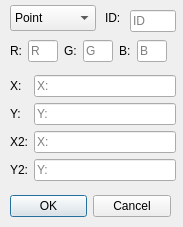
Before: the Qt Designer form lib/QTforms/objectpropertieswindow.ui in 109spbu2sem/Project, drawn with Qt 5.
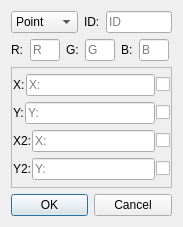
After: the same form once the commit is applied.

Diff of the .ui file:
```diff
--- a/lib/QTforms/objectpropertieswindow.ui
+++ b/lib/QTforms/objectpropertieswindow.ui
@@ -24,41 +24,86 @@
   </property>
   <property name="maximumSize">
    <size>
-    <width>183</width>
+    <width>281</width>
     <height>227</height>
    </size>
   </property>
   <property name="windowTitle">
    <string>Add</string>
   </property>
-  <widget class="QDialogButtonBox" name="buttonBox">
-   <property name="geometry">
-    <rect>
-     <x>10</x>
-     <y>190</y>
-     <width>161</width>
-     <height>32</height>
-    </rect>
-   </property>
+  <layout class="QVBoxLayout" name="verticalLayout_2">
+   <item>
+    <layout class="QHBoxLayout" name="horizontalLayout">
+     <item>
+      <widget class="QComboBox" name="typesOfObjects">
+       <property name="sizePolicy">
+        <sizepolicy hsizetype="Expanding" vsizetype="Fixed">
+         <horstretch>0</horstretch>
+         <verstretch>0</verstretch>
+        </sizepolicy>
+       </property>
+       <item>
+        <property name="text">
+         <string>Point</string>
+        </property>
+       </item>
+       <item>
+        <property name="text">
+         <string>Segment</string>
+        </property>
+       </item>
+       <item>
+        <property name="text">
+         <string>Circle</string>
+        </property>
+       </item>
+      </widget>
+     </item>
+     <item>
+      <spacer name="horizontalSpacer_2">
    <property name="orientation">
     <enum>Qt::Horizontal</enum>
    </property>
-   <property name="standardButtons">
-    <set>QDialogButtonBox::Cancel|QDialogButtonBox::Ok</set>
-   </property>
-   <property name="centerButtons">
-    <bool>false</bool>
-   </property>
-  </widget>
-  <widget class="QWidget" name="layoutWidget_3">
-   <property name="geometry">
-    <rect>
-     <x>10</x>
-     <y>40</y>
-     <width>166</width>
-     <height>24</height>
-    </rect>
-   </property>
+       <property name="sizeHint" stdset="0">
+        <size>
+         <width>40</width>
+         <height>20</height>
+        </size>
+       </property>
+      </spacer>
+     </item>
+     <item>
+      <widget class="QLabel" name="label_5">
+       <property name="sizePolicy">
+        <sizepolicy hsizetype="Fixed" vsizetype="Fixed">
+         <horstretch>0</horstretch>
+         <verstretch>0</verstretch>
+        </sizepolicy>
+       </property>
+       <property name="text">
+        <string>ID:</string>
+       </property>
+      </widget>
+     </item>
+     <item>
+      <widget class="QLineEdit" name="editID">
+       <property name="sizePolicy">
+        <sizepolicy hsizetype="Minimum" vsizetype="Fixed">
+         <horstretch>0</horstretch>
+         <verstretch>0</verstretch>
+        </sizepolicy>
+       </property>
+       <property name="inputMethodHints">
+        <set>Qt::ImhDigitsOnly|Qt::ImhFormattedNumbersOnly</set>
+       </property>
+       <property name="placeholderText">
+        <string>ID</string>
+       </property>
+      </widget>
+     </item>
+    </layout>
+   </item>
+   <item>
    <layout class="QHBoxLayout" name="horizontalLayout_3">
     <property name="sizeConstraint">
      <enum>QLayout::SetFixedSize</enum>
@@ -151,72 +196,34 @@
      </widget>
     </item>
    </layout>
-  </widget>
-  <widget class="QComboBox" name="typesOfObjects">
-   <property name="geometry">
-    <rect>
-     <x>10</x>
-     <y>5</y>
-     <width>86</width>
-     <height>26</height>
-    </rect>
-   </property>
-   <item>
-    <property name="text">
-     <string>Point</string>
-    </property>
    </item>
    <item>
-    <property name="text">
-     <string>Segment</string>
-    </property>
-   </item>
-   <item>
-    <property name="text">
-     <string>Circle</string>
-    </property>
-   </item>
-  </widget>
-  <widget class="QLineEdit" name="editID">
-   <property name="geometry">
-    <rect>
-     <x>130</x>
-     <y>10</y>
-     <width>46</width>
-     <height>22</height>
-    </rect>
-   </property>
-   <property name="inputMethodHints">
-    <set>Qt::ImhDigitsOnly|Qt::ImhFormattedNumbersOnly</set>
-   </property>
-   <property name="placeholderText">
-    <string>ID</string>
-   </property>
-  </widget>
-  <widget class="QLabel" name="label_5">
-   <property name="geometry">
-    <rect>
-     <x>105</x>
-     <y>10</y>
-     <width>26</width>
-     <height>16</height>
-    </rect>
-   </property>
-   <property name="text">
-    <string>ID:</string>
-   </property>
-  </widget>
-  <widget class="QWidget" name="layoutWidget_2">
-   <property name="geometry">
-    <rect>
-     <x>10</x>
-     <y>75</y>
-     <width>166</width>
-     <height>111</height>
-    </rect>
-   </property>
-   <layout class="QFormLayout" name="formLayout">
-    <item row="0" column="0">
+    <widget class="QFrame" name="frame">
+     <property name="frameShape">
+      <enum>QFrame::StyledPanel</enum>
+     </property>
+     <property name="frameShadow">
+      <enum>QFrame::Raised</enum>
+     </property>
+     <layout class="QVBoxLayout" name="verticalLayout">
+      <property name="spacing">
+       <number>1</number>
+      </property>
+      <property name="leftMargin">
+       <number>1</number>
+      </property>
+      <property name="topMargin">
+       <number>1</number>
+      </property>
+      <property name="rightMargin">
+       <number>1</number>
+      </property>
+      <property name="bottomMargin">
+       <number>1</number>
+      </property>
+      <item>
+       <layout class="QHBoxLayout" name="X1layout">
+        <item>
      <widget class="QLabel" name="labelX1">
       <property name="layoutDirection">
        <enum>Qt::RightToLeft</enum>
@@ -226,7 +233,7 @@
       </property>
      </widget>
     </item>
-    <item row="0" column="1">
+        <item>
      <widget class="QLineEdit" name="editX1">
       <property name="inputMethodHints">
        <set>Qt::ImhDigitsOnly|Qt::ImhFormattedNumbersOnly</set>
@@ -236,7 +243,21 @@
       </property>
      </widget>
     </item>
-    <item row="1" column="0">
+        <item>
+         <widget class="QCheckBox" name="checkX1">
+          <property name="toolTip">
+           <string>Is constant?</string>
+          </property>
+          <property name="text">
+           <string/>
+          </property>
+         </widget>
+        </item>
+       </layout>
+      </item>
+      <item>
+       <layout class="QHBoxLayout" name="Y1layout">
+        <item>
      <widget class="QLabel" name="labelY1">
       <property name="layoutDirection">
        <enum>Qt::RightToLeft</enum>
@@ -246,7 +267,7 @@
       </property>
      </widget>
     </item>
-    <item row="1" column="1">
+        <item>
      <widget class="QLineEdit" name="editY1">
       <property name="inputMethodHints">
        <set>Qt::ImhDigitsOnly|Qt::ImhFormattedNumbersOnly</set>
@@ -256,7 +277,21 @@
       </property>
      </widget>
     </item>
-    <item row="2" column="0">
+        <item>
+         <widget class="QCheckBox" name="checkY1">
+          <property name="toolTip">
+           <string>Is constant?</string>
+          </property>
+          <property name="text">
+           <string/>
+          </property>
+         </widget>
+        </item>
+       </layout>
+      </item>
+      <item>
+       <layout class="QHBoxLayout" name="X2layout">
+        <item>
      <widget class="QLabel" name="labelX2">
       <property name="layoutDirection">
        <enum>Qt::RightToLeft</enum>
@@ -266,7 +301,7 @@
       </property>
      </widget>
     </item>
-    <item row="2" column="1">
+        <item>
      <widget class="QLineEdit" name="editX2">
       <property name="inputMethodHints">
        <set>Qt::ImhDigitsOnly|Qt::ImhFormattedNumbersOnly</set>
@@ -276,14 +311,28 @@
       </property>
      </widget>
     </item>
-    <item row="3" column="0">
+        <item>
+         <widget class="QCheckBox" name="checkX2">
+          <property name="toolTip">
+           <string>Is constant?</string>
+          </property>
+          <property name="text">
+           <string/>
+          </property>
+         </widget>
+        </item>
+       </layout>
+      </item>
+      <item>
+       <layout class="QHBoxLayout" name="Y2layout">
+        <item>
      <widget class="QLabel" name="labelY2">
       <property name="text">
        <string>Y2:</string>
       </property>
      </widget>
     </item>
-    <item row="3" column="1">
+        <item>
      <widget class="QLineEdit" name="editY2">
       <property name="inputMethodHints">
        <set>Qt::ImhDigitsOnly|Qt::ImhFormattedNumbersOnly</set>
@@ -293,8 +342,35 @@
       </property>
      </widget>
     </item>
-   </layout>
-  </widget>
+        <item>
+         <widget class="QCheckBox" name="checkY2">
+          <property name="toolTip">
+           <string>Is constant?</string>
+          </property>
+          <property name="text">
+           <string/>
+          </property>
+         </widget>
+        </item>
+       </layout>
+      </item>
+     </layout>
+    </widget>
+   </item>
+   <item>
+    <widget class="QDialogButtonBox" name="buttonBox">
+     <property name="orientation">
+      <enum>Qt::Horizontal</enum>
+     </property>
+     <property name="standardButtons">
+      <set>QDialogButtonBox::Cancel|QDialogButtonBox::Ok</set>
+     </property>
+     <property name="centerButtons">
+      <bool>false</bool>
+     </property>
+    </widget>
+   </item>
+  </layout>
  </widget>
  <resources/>
  <connections>
```
Lines whose indentation alone changed are shown as unchanged.
